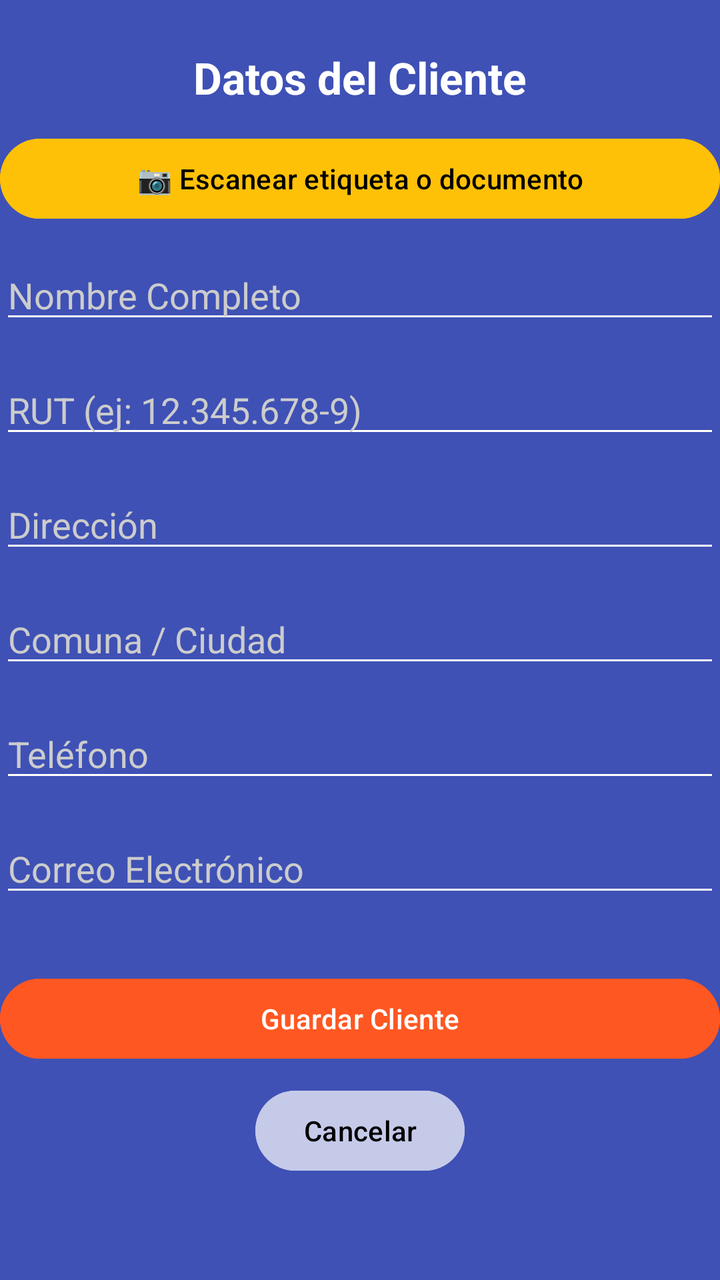
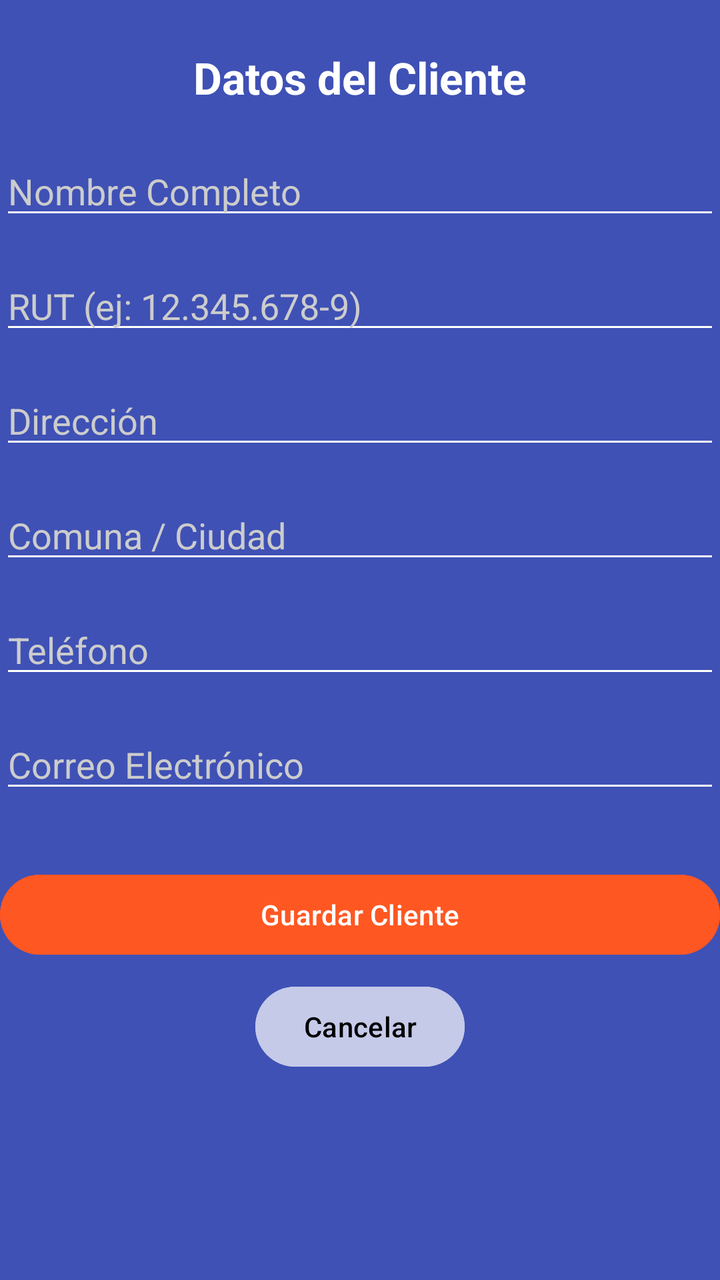

Compare the two renders of this Android layout. The source of the first and the diff that turns it into the second are given below.
<!-- AndroidManifest.xml: application theme Theme.BoxFly -->
<!-- res/layout/activity_mantenedor_cliente.xml -->
<?xml version="1.0" encoding="utf-8"?>
<ScrollView xmlns:android="http://schemas.android.com/apk/res/android"
    xmlns:app="http://schemas.android.com/apk/res-auto"
    xmlns:tools="http://schemas.android.com/tools"
    android:layout_width="match_parent"
    android:layout_height="match_parent"
    android:background="#3F51B5"
    android:fillViewport="true"
    tools:context=".MantenedorCliente">

<androidx.constraintlayout.widget.ConstraintLayout
    android:id="@+id/main"
    android:layout_width="match_parent"
    android:layout_height="wrap_content"
    android:paddingBottom="16dp">

    <TextView
        android:id="@+id/lblTituloCliente"
        android:layout_width="wrap_content"
        android:layout_height="wrap_content"
        android:layout_marginTop="24dp"
        android:text="Datos del Cliente"
        android:textColor="#FFFFFF"
        android:textSize="22sp"
        android:textStyle="bold"
        app:layout_constraintEnd_toEndOf="parent"
        app:layout_constraintStart_toStartOf="parent"
        app:layout_constraintTop_toTopOf="parent" />

    <Button
        android:id="@+id/btnEscanearEtiqueta"
        android:layout_width="0dp"
        android:layout_height="wrap_content"
        android:layout_marginTop="12dp"
        android:backgroundTint="#FFC107"
        android:text="📷 Escanear etiqueta o documento"
        android:textColor="#000000"
        app:layout_constraintEnd_toEndOf="parent"
        app:layout_constraintStart_toStartOf="parent"
        app:layout_constraintTop_toBottomOf="@+id/lblTituloCliente" />

    <EditText
        android:id="@+id/txtNombreCliente"
        android:layout_width="0dp"
        android:layout_height="wrap_content"
        android:layout_marginTop="12dp"
        android:backgroundTint="#FFFFFF"
        android:hint="Nombre Completo"
        android:textColor="#FFFFFF"
        android:textColorHint="#CCCCCC"
        app:layout_constraintEnd_toEndOf="parent"
        app:layout_constraintStart_toStartOf="parent"
        app:layout_constraintTop_toBottomOf="@+id/btnEscanearEtiqueta" />

    <EditText
        android:id="@+id/txtRutCliente"
        android:layout_width="0dp"
        android:layout_height="wrap_content"
        android:layout_marginTop="16dp"
        android:backgroundTint="#FFFFFF"
        android:hint="RUT (ej: 12.345.678-9)"
        android:textColor="#FFFFFF"
        android:textColorHint="#CCCCCC"
        app:layout_constraintEnd_toEndOf="parent"
        app:layout_constraintStart_toStartOf="parent"
        app:layout_constraintTop_toBottomOf="@+id/txtNombreCliente" />

    <EditText
        android:id="@+id/txtDireccionCliente"
        android:layout_width="0dp"
        android:layout_height="wrap_content"
        android:layout_marginTop="16dp"
        android:backgroundTint="#FFFFFF"
        android:hint="Dirección"
        android:textColor="#FFFFFF"
        android:textColorHint="#CCCCCC"
        app:layout_constraintEnd_toEndOf="parent"
        app:layout_constraintStart_toStartOf="parent"
        app:layout_constraintTop_toBottomOf="@+id/txtRutCliente" />

    <EditText
        android:id="@+id/txtComunaCliente"
        android:layout_width="0dp"
        android:layout_height="wrap_content"
        android:layout_marginTop="16dp"
        android:backgroundTint="#FFFFFF"
        android:hint="Comuna / Ciudad"
        android:textColor="#FFFFFF"
        android:textColorHint="#CCCCCC"
        app:layout_constraintEnd_toEndOf="parent"
        app:layout_constraintStart_toStartOf="parent"
        app:layout_constraintTop_toBottomOf="@+id/txtDireccionCliente" />

    <EditText
        android:id="@+id/txtTelefonoCliente"
        android:layout_width="0dp"
        android:layout_height="wrap_content"
        android:layout_marginTop="16dp"
        android:backgroundTint="#FFFFFF"
        android:hint="Teléfono"
        android:inputType="phone"
        android:textColor="#FFFFFF"
        android:textColorHint="#CCCCCC"
        app:layout_constraintEnd_toEndOf="parent"
        app:layout_constraintStart_toStartOf="parent"
        app:layout_constraintTop_toBottomOf="@+id/txtComunaCliente" />

    <EditText
        android:id="@+id/txtEmailCliente"
        android:layout_width="0dp"
        android:layout_height="wrap_content"
        android:layout_marginTop="16dp"
        android:backgroundTint="#FFFFFF"
        android:hint="Correo Electrónico"
        android:inputType="textEmailAddress"
        android:textColor="#FFFFFF"
        android:textColorHint="#CCCCCC"
        app:layout_constraintEnd_toEndOf="parent"
        app:layout_constraintStart_toStartOf="parent"
        app:layout_constraintTop_toBottomOf="@+id/txtTelefonoCliente" />

    <Button
        android:id="@+id/btnGuardarCliente"
        android:layout_width="0dp"
        android:layout_height="wrap_content"
        android:layout_marginTop="32dp"
        android:backgroundTint="#FF5722"
        android:text="Guardar Cliente"
        app:layout_constraintEnd_toEndOf="parent"
        app:layout_constraintStart_toStartOf="parent"
        app:layout_constraintTop_toBottomOf="@+id/txtEmailCliente" />

    <Button
        android:id="@+id/btnCancelarCliente"
        android:layout_width="wrap_content"
        android:layout_height="wrap_content"
        android:layout_marginTop="8dp"
        android:backgroundTint="#C5CAE9"
        android:text="Cancelar"
        android:textColor="#000000"
        app:layout_constraintEnd_toEndOf="parent"
        app:layout_constraintStart_toStartOf="parent"
        app:layout_constraintTop_toBottomOf="@+id/btnGuardarCliente" />
</androidx.constraintlayout.widget.ConstraintLayout>
</ScrollView>
<!-- resources referenced by this layout -->
<resources>
  <style name="Theme.BoxFly" parent="Base.Theme.BoxFly" />
  <style name="Base.Theme.BoxFly" parent="Theme.Material3.DayNight.NoActionBar">
          
          
      </style>
</resources>

<!-- the commit's change to res/layout/activity_mantenedor_cliente.xml (unified diff, before → after) -->
@@ -27,30 +27,18 @@
         app:layout_constraintStart_toStartOf="parent"
         app:layout_constraintTop_toTopOf="parent" />
 
-    <Button
-        android:id="@+id/btnEscanearEtiqueta"
-        android:layout_width="0dp"
-        android:layout_height="wrap_content"
-        android:layout_marginTop="12dp"
-        android:backgroundTint="#FFC107"
-        android:text="📷 Escanear etiqueta o documento"
-        android:textColor="#000000"
-        app:layout_constraintEnd_toEndOf="parent"
-        app:layout_constraintStart_toStartOf="parent"
-        app:layout_constraintTop_toBottomOf="@+id/lblTituloCliente" />
-
     <EditText
         android:id="@+id/txtNombreCliente"
         android:layout_width="0dp"
         android:layout_height="wrap_content"
-        android:layout_marginTop="12dp"
+        android:layout_marginTop="20dp"
         android:backgroundTint="#FFFFFF"
         android:hint="Nombre Completo"
         android:textColor="#FFFFFF"
         android:textColorHint="#CCCCCC"
         app:layout_constraintEnd_toEndOf="parent"
         app:layout_constraintStart_toStartOf="parent"
-        app:layout_constraintTop_toBottomOf="@+id/btnEscanearEtiqueta" />
+        app:layout_constraintTop_toBottomOf="@+id/lblTituloCliente" />
 
     <EditText
         android:id="@+id/txtRutCliente"
